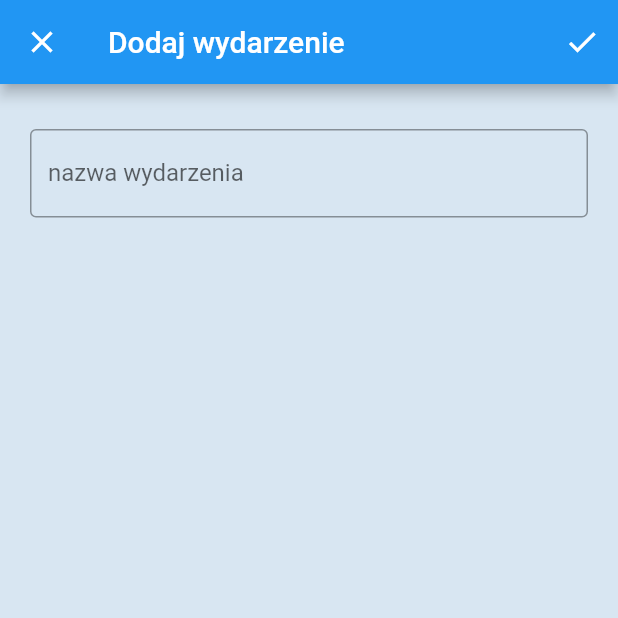
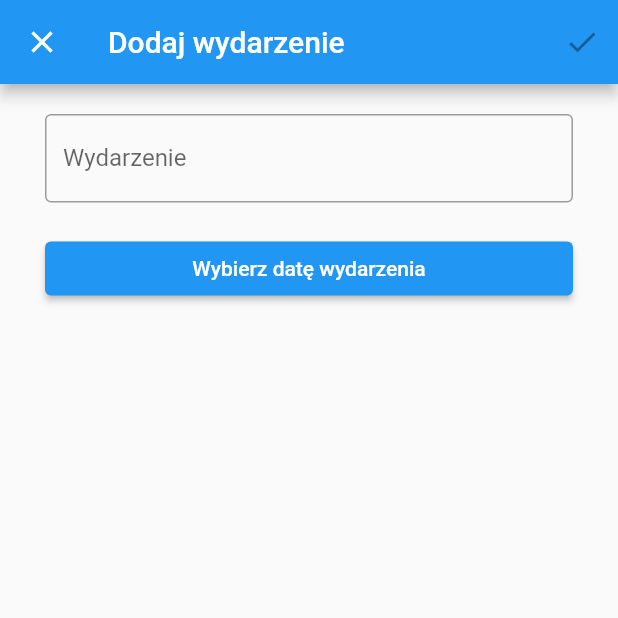
Before and after one commit to marcinplinta/moja_budowa, a Flutter app: the EventPage screen opened directly, after a tap on the "add" icon, on a phone screen of 412 x 824 dp, the top half of it. Run offline on Flutter 3.47's test engine with Material 2 defaults, Android fonts, the phone set to English and light mode, and no system bars; our stand-ins replace bloc, cloud_firestore, firebase_auth, firebase_core, flutter_bloc, google_fonts; accounts and stored records are empty; network calls fail.

Commit message:
Add logic to EventPage

```diff
--- a/lib/app/Root/root_page.dart
+++ b/lib/app/Root/root_page.dart
@@ -1,7 +1,7 @@
 // import 'package:firebase_auth/firebase_auth.dart';
 // import 'package:flutter/material.dart';
-// import 'package:moja_budowa/app/home/home_page.dart';
-// import 'package:moja_budowa/app/login/login_page.dart';
+// import 'package:moja_budowa/app/features/home/home_page.dart';
+// import 'package:moja_budowa/app/features/login/login_page.dart';
 
 // class RootPage extends StatelessWidget {
 //   const RootPage({
--- a/lib/app/cubit/root_state.dart
+++ b/lib/app/cubit/root_state.dart
@@ -1,4 +1,3 @@
-part of 'root_cubit.dart';
+// part of 'root_cubit.dart';
 
-@immutable
-class RootState {}
+// class RootState {}
--- a/lib/app/features/event/add_event.dart
+++ /dev/null
@@ -1,44 +0,0 @@
-import 'package:flutter/material.dart';
-
-class AddEvent extends StatelessWidget {
-  const AddEvent({
-    Key? key,
-  }) : super(key: key);
-
-  @override
-  Widget build(BuildContext context) {
-    return Scaffold(
-      appBar: AppBar(
-        title: const Text('Dodaj wydarzenie'),
-        actions: [
-          IconButton(
-            onPressed: () {},
-            icon: const Icon(Icons.check),
-          ),
-        ],
-      ),
-      backgroundColor: const Color.fromARGB(235, 213, 228, 241),
-      body: Padding(
-        padding: const EdgeInsets.all(20.0),
-        child: Column(
-          children: const [
-            SizedBox(
-              height: 10,
-            ),
-            TextField(
-              minLines: 1,
-              maxLines: 4,
-              decoration: InputDecoration(
-                  border: OutlineInputBorder(),
-                  labelText: 'nazwa wydarzenia',
-                  hintText: 'przyjazd koparki'),
-            ),
-            SizedBox(
-              height: 10,
-            ),
-          ],
-        ),
-      ),
-    );
-  }
-}
--- /dev/null
+++ b/lib/app/features/event/add_event/add_event_page.dart
@@ -0,0 +1,107 @@
+import 'package:flutter/material.dart';
+import 'package:flutter_bloc/flutter_bloc.dart';
+import 'package:moja_budowa/app/features/event/add_event/cubit/addevent_cubit.dart';
+
+class AddEventPage extends StatefulWidget {
+  const AddEventPage({
+    Key? key,
+  }) : super(key: key);
+
+  @override
+  State<AddEventPage> createState() => _AddeventState();
+}
+
+class _AddeventState extends State<AddEventPage> {
+  String? _title;
+  DateTime? _releaseDate;
+
+  @override
+  Widget build(BuildContext context) {
+    return BlocProvider(
+      create: (context) => AddeventCubit(),
+      child: BlocBuilder<AddeventCubit, AddeventState>(
+        builder: (context, state) {
+          return Scaffold(
+            appBar: AppBar(
+              title: const Text('Dodaj wydarzenie'),
+              actions: [
+                IconButton(
+                  onPressed: _title == null || _releaseDate == null
+                      ? null
+                      : () {
+                          context.read<AddeventCubit>().add(
+                                _title!,
+                                _releaseDate!,
+                              );
+                        },
+                  icon: const Icon(Icons.check),
+                ),
+              ],
+            ),
+            body: _AddPageBody(
+              onTitleChanged: (newValue) {
+                setState(() {
+                  _title = newValue;
+                });
+              },
+              onDateChanged: (newValue) {
+                setState(() {
+                  _releaseDate = newValue;
+                });
+              },
+              selectedDateFormatted: _releaseDate?.toIso8601String(),
+            ),
+          );
+        },
+      ),
+    );
+  }
+}
+
+class _AddPageBody extends StatelessWidget {
+  const _AddPageBody({
+    Key? key,
+    required this.onTitleChanged,
+    required this.onDateChanged,
+    this.selectedDateFormatted,
+  }) : super(key: key);
+
+  final Function(String) onTitleChanged;
+  final Function(DateTime?) onDateChanged;
+  final String? selectedDateFormatted;
+
+  @override
+  Widget build(BuildContext context) {
+    return ListView(
+      padding: const EdgeInsets.symmetric(
+        horizontal: 30,
+        vertical: 20,
+      ),
+      children: [
+        TextField(
+          onChanged: onTitleChanged,
+          decoration: const InputDecoration(
+            border: OutlineInputBorder(),
+            hintText: 'przyjazd koparki',
+            label: Text('Wydarzenie'),
+          ),
+        ),
+        const SizedBox(height: 20),
+        ElevatedButton(
+          onPressed: () async {
+            final selectedDate = await showDatePicker(
+              context: context,
+              initialDate: DateTime.now(),
+              firstDate: DateTime.now(),
+              lastDate: DateTime.now().add(
+                const Duration(days: 365 * 10),
+              ),
+            );
+            onDateChanged(selectedDate);
+          },
+          child: Text(selectedDateFormatted ?? 'Wybierz datę wydarzenia'),
+        ),
+      ],
+    );
+  }
+}
--- /dev/null
+++ b/lib/app/features/event/add_event/cubit/addevent_state.dart
@@ -0,0 +1,11 @@
+part of 'addevent_cubit.dart';
+
+class AddeventState {
+  const AddeventState({
+    this.saved = false,
+    this.errorMessage = '',
+  });
+
+  final bool saved;
+  final String errorMessage;
+}
--- /dev/null
+++ b/lib/app/features/event/cubit/event_cubit.dart
@@ -0,0 +1,48 @@
+import 'dart:async';
+
+import 'package:bloc/bloc.dart';
+import 'package:cloud_firestore/cloud_firestore.dart';
+
+part 'event_state.dart';
+
+class EventCubit extends Cubit<EventState> {
+  EventCubit() : super(const EventState());
+
+  StreamSubscription? _streamSubscription;
+
+  Future<void> start() async {
+    _streamSubscription = FirebaseFirestore.instance
+        .collection('events')
+        .orderBy('release_date')
+        .snapshots()
+        .listen(
+      (events) {
+        emit(EventState(events: events));
+      },
+    )..onError(
+        (error) {
+          emit(const EventState(loadingErrorOccured: true));
+        },
+      );
+  }
+
+  Future<void> remove({required String documentID}) async {
+    try {
+      await FirebaseFirestore.instance
+          .collection('events')
+          .doc(documentID)
+          .delete();
+    } catch (error) {
+      emit(
+        const EventState(removingErrorOccured: true),
+      );
+      start();
+    }
+  }
+
+  @override
+  Future<void> close() {
+    _streamSubscription?.cancel();
+    return super.close();
+  }
+}
--- a/lib/app/features/event/event_page.dart
+++ b/lib/app/features/event/event_page.dart
@@ -1,5 +1,8 @@
+import 'package:cloud_firestore/cloud_firestore.dart';
 import 'package:flutter/material.dart';
-import 'package:moja_budowa/app/features/event/add_event.dart';
+import 'package:flutter_bloc/flutter_bloc.dart';
+import 'package:moja_budowa/app/features/event/add_event/add_event_page.dart';
+import 'package:moja_budowa/app/features/event/cubit/event_cubit.dart';
 
 class EventPage extends StatelessWidget {
   const EventPage({
@@ -12,11 +15,12 @@ class EventPage extends StatelessWidget {
       appBar: AppBar(
         title: const Text('Wydarzenia'),
       ),
+       body: const EventPageBody(),
       floatingActionButton: FloatingActionButton(
         onPressed: () {
           Navigator.of(context).push(
             MaterialPageRoute(
-              builder: (context) => const AddEvent(),
+              builder: (context) => const AddEventPage(),
               fullscreenDialog: true,
             ),
           );
@@ -27,3 +31,134 @@ class EventPage extends StatelessWidget {
     );
   }
 }
+
+class EventPageBody extends StatelessWidget {
+  const EventPageBody({
+    Key? key,
+  }) : super(key: key);
+
+  @override
+  Widget build(BuildContext context) {
+    return BlocProvider(
+      create: (context) => EventCubit()..start(),
+      child: BlocBuilder<EventCubit, EventState>(
+        builder: (context, state) {
+          final docs = state.events?.docs;
+          if (docs == null) {
+            return const SizedBox.shrink();
+          }
+          return ListView(
+            padding: const EdgeInsets.symmetric(
+              vertical: 20,
+            ),
+            children: [
+              for (final doc in docs)
+                Dismissible(
+                  key: ValueKey(doc.id),
+                  background: const DecoratedBox(
+                    decoration: BoxDecoration(
+                      color: Colors.red,
+                    ),
+                    child: Align(
+                      alignment: Alignment.centerRight,
+                      child: Padding(
+                        padding: EdgeInsets.only(right: 32.0),
+                        child: Icon(
+                          Icons.delete,
+                        ),
+                      ),
+                    ),
+                  ),
+                  confirmDismiss: (direction) async {
+                    // only from right to left
+                    return direction == DismissDirection.endToStart;
+                  },
+                  onDismissed: (direction) {
+                    context.read<EventCubit>().remove(documentID: doc.id);
+                  },
+                  child: _ListViewEvent(
+                    document: doc,
+                  ),
+                ),
+            ],
+          );
+        },
+      ),
+    );
+  }
+}
+
+class _ListViewEvent extends StatelessWidget {
+  const _ListViewEvent({
+    Key? key,
+    required this.document,
+  }) : super(key: key);
+
+  final QueryDocumentSnapshot<Map<String, dynamic>> document;
+
+  @override
+  Widget build(BuildContext context) {
+    return Padding(
+      padding: const EdgeInsets.symmetric(
+        vertical: 10,
+        horizontal: 30,
+      ),
+      child: Container(
+        decoration: const BoxDecoration(
+          color: Colors.black12,
+        ),
+        child: Column(
+          children: [
+            Row(
+              children: [
+                Expanded(
+                  child: Container(
+                    margin: const EdgeInsets.all(10),
+                    padding: const EdgeInsets.all(10),
+                    child: Column(
+                      crossAxisAlignment: CrossAxisAlignment.stretch,
+                      children: [
+                        Text(
+                          document['title'],
+                          style: const TextStyle(
+                            fontSize: 20.0,
+                            fontWeight: FontWeight.bold,
+                          ),
+                        ),
+                        const SizedBox(height: 10),
+                        Text(
+                          (document['release_date'] as Timestamp)
+                              .toDate()
+                              .toString(),
+                        ),
+                      ],
+                    ),
+                  ),
+                ),
+                Container(
+                  decoration: const BoxDecoration(
+                    color: Colors.white70,
+                  ),
+                  margin: const EdgeInsets.all(10),
+                  padding: const EdgeInsets.all(10),
+                  child: Column(
+                    children: const [
+                      Text(
+                        '0',
+                        style: TextStyle(
+                          fontSize: 20.0,
+                          fontWeight: FontWeight.bold,
+                        ),
+                      ),
+                      Text('days left'),
+                    ],
+                  ),
+                ),
+              ],
+            ),
+          ],
+        ),
+      ),
+    );
+  }
+}
--- a/lib/app/features/home/home_page.dart
+++ b/lib/app/features/home/home_page.dart
@@ -18,10 +18,10 @@ class HomePage extends StatefulWidget {
   }) : super(key: key);
   // final User user;
   @override
-  State<HomePage> createState() => _HomePageState();
+  State<HomePage> createState() => HomePageState();
 }
 
-class _HomePageState extends State<HomePage> {
+class HomePageState extends State<HomePage> {
   var currentIndex = 1;
 
   @override
--- a/lib/app/features/login/login_page.dart
+++ b/lib/app/features/login/login_page.dart
@@ -12,10 +12,10 @@ class LoginPage extends StatefulWidget {
 
   final passwordController = TextEditingController();
   @override
-  State<LoginPage> createState() => _LoginPageState();
+  State<LoginPage> createState() => LoginPageState();
 }
 
-class _LoginPageState extends State<LoginPage> {
+class LoginPageState extends State<LoginPage> {
   var errorMessage = '';
   var isCreatingAccount = false;
 
--- a/lib/app/features/tasks/cubit/tasks_cubit.dart
+++ b/lib/app/features/tasks/cubit/tasks_cubit.dart
@@ -39,7 +39,7 @@ class TasksCubit extends Cubit<TasksState> {
       ..onError((error) {
         emit(
           TasksState(
-            documents: [],
+            documents: const [],
             isLoading: false,
             errorMessage: error.toString(),
           ),
```
Also changed, not shown: lib/app/cubit/root_cubit.dart (+6 -6 lines), lib/app/features/event/add_event/cubit/addevent_cubit.dart (added, +25 -0 lines), lib/app/features/event/cubit/event_state.dart (added, +12 -0 lines), lib/app/features/start/start_page.dart (+9 -9 lines).
